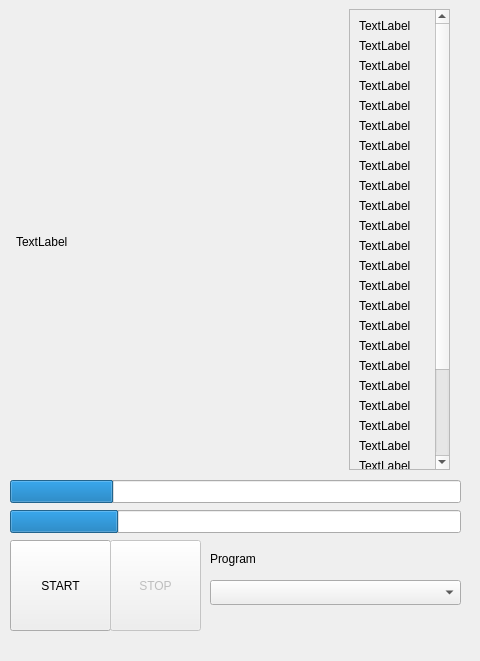
Jivelien/NAFAA, file gui.ui: the form before one commit.
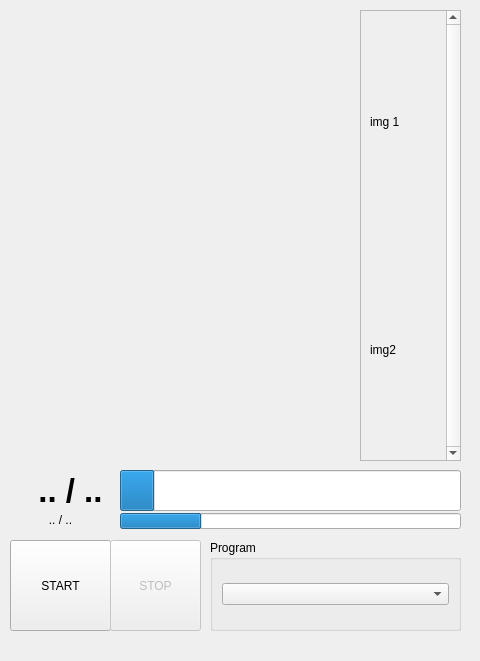
The form after the commit.

Diff of the .ui file:
```diff
--- a/gui.ui
+++ b/gui.ui
@@ -17,40 +17,17 @@
    <bool>false</bool>
   </property>
   <widget class="QWidget" name="centralwidget">
-   <widget class="QComboBox" name="program_combo">
-    <property name="geometry">
-     <rect>
-      <x>210</x>
-      <y>580</y>
-      <width>251</width>
-      <height>25</height>
-     </rect>
-    </property>
-   </widget>
-   <widget class="QLabel" name="program_label">
-    <property name="geometry">
-     <rect>
-      <x>210</x>
-      <y>550</y>
-      <width>67</width>
-      <height>17</height>
-     </rect>
-    </property>
-    <property name="text">
-     <string>Program</string>
-    </property>
-   </widget>
    <widget class="QProgressBar" name="step_progressbar">
     <property name="geometry">
      <rect>
-      <x>10</x>
-      <y>480</y>
-      <width>451</width>
-      <height>23</height>
+      <x>120</x>
+      <y>470</y>
+      <width>341</width>
+      <height>41</height>
      </rect>
     </property>
     <property name="value">
-     <number>23</number>
+     <number>10</number>
     </property>
     <property name="format">
      <string/>
@@ -59,10 +36,10 @@
    <widget class="QProgressBar" name="full_progressbar">
     <property name="geometry">
      <rect>
-      <x>10</x>
-      <y>510</y>
-      <width>451</width>
-      <height>23</height>
+      <x>120</x>
+      <y>513</y>
+      <width>341</width>
+      <height>16</height>
      </rect>
     </property>
     <property name="value">
@@ -104,8 +81,8 @@
    <widget class="QLabel" name="picture_label">
     <property name="geometry">
      <rect>
-      <x>16</x>
-      <y>16</y>
+      <x>20</x>
+      <y>10</y>
       <width>321</width>
       <height>451</height>
      </rect>
@@ -114,16 +91,16 @@
      <bool>true</bool>
     </property>
     <property name="text">
-     <string>TextLabel</string>
+     <string/>
     </property>
    </widget>
    <widget class="QScrollArea" name="steps_scrollarea">
     <property name="geometry">
      <rect>
-      <x>349</x>
-      <y>9</y>
+      <x>360</x>
+      <y>10</y>
       <width>101</width>
-      <height>461</height>
+      <height>451</height>
      </rect>
     </property>
     <property name="verticalScrollBarPolicy">
@@ -138,209 +115,99 @@
        <x>0</x>
        <y>0</y>
        <width>85</width>
-       <height>656</height>
+       <height>449</height>
       </rect>
      </property>
      <layout class="QVBoxLayout" name="verticalLayout">
       <item>
        <widget class="QLabel" name="label_3">
         <property name="text">
-         <string>TextLabel</string>
+         <string>img 1</string>
         </property>
        </widget>
       </item>
       <item>
-       <widget class="QLabel" name="label">
-        <property name="text">
-         <string>TextLabel</string>
+       <spacer name="horizontalSpacer">
+        <property name="orientation">
+         <enum>Qt::Horizontal</enum>
         </property>
-       </widget>
-      </item>
-      <item>
-       <widget class="QLabel" name="label_4">
-        <property name="text">
-         <string>TextLabel</string>
+        <property name="sizeHint" stdset="0">
+         <size>
+          <width>40</width>
+          <height>20</height>
+         </size>
         </property>
-       </widget>
+       </spacer>
       </item>
       <item>
        <widget class="QLabel" name="label_5">
         <property name="text">
-         <string>TextLabel</string>
-        </property>
-       </widget>
-      </item>
-      <item>
-       <widget class="QLabel" name="label_6">
-        <property name="text">
-         <string>TextLabel</string>
-        </property>
-       </widget>
-      </item>
-      <item>
-       <widget class="QLabel" name="label_9">
-        <property name="text">
-         <string>TextLabel</string>
-        </property>
-       </widget>
-      </item>
-      <item>
-       <widget class="QLabel" name="label_8">
-        <property name="text">
-         <string>TextLabel</string>
-        </property>
-       </widget>
-      </item>
-      <item>
-       <widget class="QLabel" name="label_13">
-        <property name="text">
-         <string>TextLabel</string>
-        </property>
-       </widget>
-      </item>
-      <item>
-       <widget class="QLabel" name="label_19">
-        <property name="text">
-         <string>TextLabel</string>
-        </property>
-       </widget>
-      </item>
-      <item>
-       <widget class="QLabel" name="label_21">
-        <property name="text">
-         <string>TextLabel</string>
-        </property>
-       </widget>
-      </item>
-      <item>
-       <widget class="QLabel" name="label_18">
-        <property name="text">
-         <string>TextLabel</string>
-        </property>
-       </widget>
-      </item>
-      <item>
-       <widget class="QLabel" name="label_15">
-        <property name="text">
-         <string>TextLabel</string>
-        </property>
-       </widget>
-      </item>
-      <item>
-       <widget class="QLabel" name="label_26">
-        <property name="text">
-         <string>TextLabel</string>
-        </property>
-       </widget>
-      </item>
-      <item>
-       <widget class="QLabel" name="label_27">
-        <property name="text">
-         <string>TextLabel</string>
-        </property>
-       </widget>
-      </item>
-      <item>
-       <widget class="QLabel" name="label_22">
-        <property name="text">
-         <string>TextLabel</string>
-        </property>
-       </widget>
-      </item>
-      <item>
-       <widget class="QLabel" name="label_23">
-        <property name="text">
-         <string>TextLabel</string>
-        </property>
-       </widget>
-      </item>
-      <item>
-       <widget class="QLabel" name="label_20">
-        <property name="text">
-         <string>TextLabel</string>
-        </property>
-       </widget>
-      </item>
-      <item>
-       <widget class="QLabel" name="label_25">
-        <property name="text">
-         <string>TextLabel</string>
-        </property>
-       </widget>
-      </item>
-      <item>
-       <widget class="QLabel" name="label_16">
-        <property name="text">
-         <string>TextLabel</string>
-        </property>
-       </widget>
-      </item>
-      <item>
-       <widget class="QLabel" name="label_24">
-        <property name="text">
-         <string>TextLabel</string>
-        </property>
-       </widget>
-      </item>
-      <item>
-       <widget class="QLabel" name="label_17">
-        <property name="text">
-         <string>TextLabel</string>
-        </property>
-       </widget>
-      </item>
-      <item>
-       <widget class="QLabel" name="label_28">
-        <property name="text">
-         <string>TextLabel</string>
-        </property>
-       </widget>
-      </item>
-      <item>
-       <widget class="QLabel" name="label_12">
-        <property name="text">
-         <string>TextLabel</string>
-        </property>
-       </widget>
-      </item>
-      <item>
-       <widget class="QLabel" name="label_10">
-        <property name="text">
-         <string>TextLabel</string>
-        </property>
-       </widget>
-      </item>
-      <item>
-       <widget class="QLabel" name="label_11">
-        <property name="text">
-         <string>TextLabel</string>
-        </property>
-       </widget>
-      </item>
-      <item>
-       <widget class="QLabel" name="label_14">
-        <property name="text">
-         <string>TextLabel</string>
-        </property>
-       </widget>
-      </item>
-      <item>
-       <widget class="QLabel" name="label_7">
-        <property name="text">
-         <string>TextLabel</string>
-        </property>
-       </widget>
-      </item>
-      <item>
-       <widget class="QLabel" name="label_2">
-        <property name="text">
-         <string>TextLabel</string>
+         <string>img2</string>
         </property>
        </widget>
       </item>
      </layout>
     </widget>
    </widget>
+   <widget class="QGroupBox" name="program_group_box">
+    <property name="geometry">
+     <rect>
+      <x>210</x>
+      <y>540</y>
+      <width>251</width>
+      <height>91</height>
+     </rect>
+    </property>
+    <property name="title">
+     <string>Program</string>
+    </property>
+    <layout class="QHBoxLayout" name="horizontalLayout">
+     <item>
+      <widget class="QComboBox" name="program_combo"/>
+     </item>
+    </layout>
+   </widget>
+   <widget class="QLabel" name="step_progress_label">
+    <property name="geometry">
+     <rect>
+      <x>20</x>
+      <y>470</y>
+      <width>101</width>
+      <height>41</height>
+     </rect>
+    </property>
+    <property name="font">
+     <font>
+      <family>Ubuntu</family>
+      <pointsize>25</pointsize>
+      <weight>75</weight>
+      <bold>true</bold>
+      <kerning>true</kerning>
+     </font>
+    </property>
+    <property name="text">
+     <string>.. / ..</string>
+    </property>
+    <property name="alignment">
+     <set>Qt::AlignCenter</set>
+    </property>
+   </widget>
+   <widget class="QLabel" name="full_progress_label">
+    <property name="geometry">
+     <rect>
+      <x>10</x>
+      <y>510</y>
+      <width>101</width>
+      <height>20</height>
+     </rect>
+    </property>
+    <property name="text">
+     <string>.. / ..</string>
+    </property>
+    <property name="alignment">
+     <set>Qt::AlignCenter</set>
+    </property>
+   </widget>
   </widget>
   <widget class="QMenuBar" name="menuBar">
    <property name="geometry">
```
Left out of the diff: 4 changed lines with no effect on the pictures.
